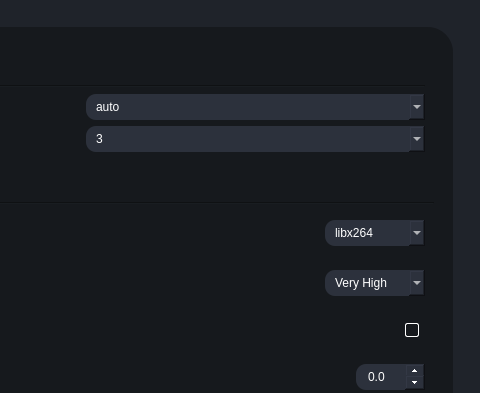
The window that testRVEInterface.ui (TNTwise/REAL-Video-Enhancer) describes before a commit, drawn with Qt 5; both pictures show x 449 to 929 and y 0 to 393 of the 929 by 799 pixel window.
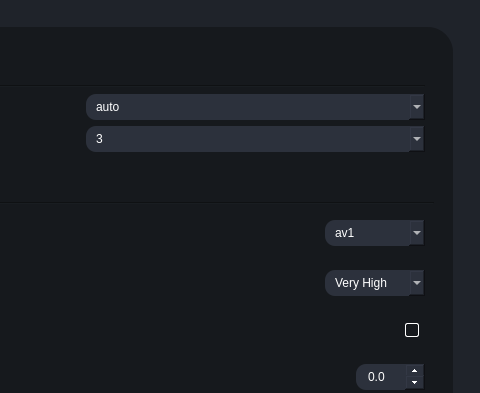
The same window after the commit. The open tabs and pages were chosen to show the change. Icons and pictures are not drawn.

Commit message: set av1 default encoder

What changed in the file:
```diff
--- a/testRVEInterface.ui
+++ b/testRVEInterface.ui
@@ -1444,6 +1444,11 @@
                        <height>0</height>
                       </size>
                      </property>
+                     <item>
+                      <property name="text">
+                       <string>av1</string>
+                      </property>
+                     </item>
                      <item>
                       <property name="text">
                        <string>libx264</string>
```
Left out of the diff: 5 changed lines with no effect on the pictures. The commit also changes 2 other files.
